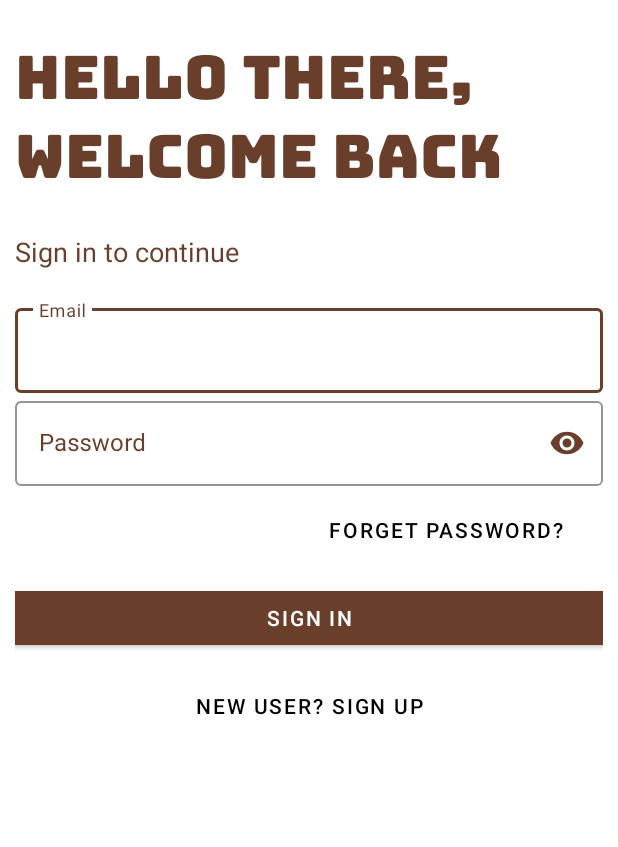
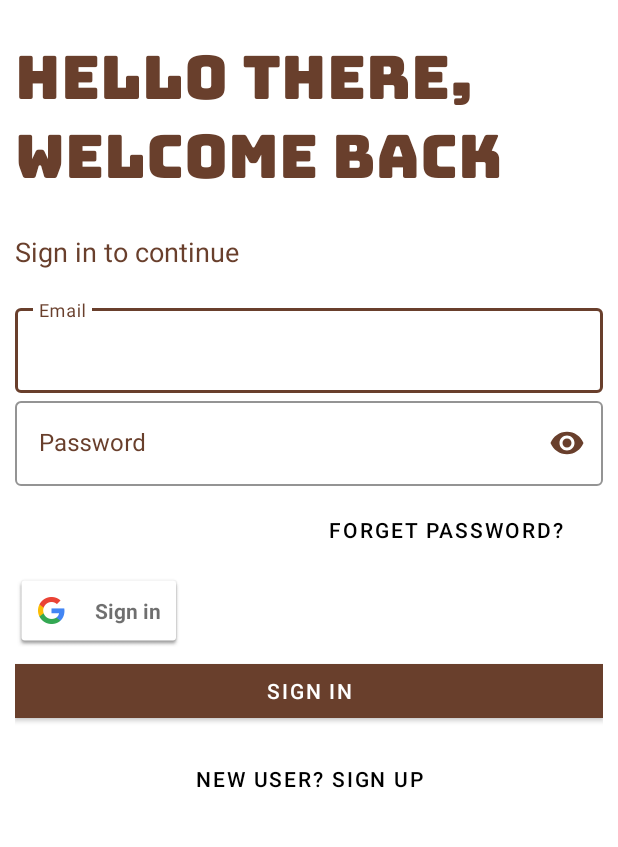
Before and after one commit to tmQu/StarBug-kotlin, an Android app: the screen it shows after launch (LoginActivity), on a phone screen of 412 x 824 dp, the part 225-1072 px from its top. Run offline under Robolectric (Android 15) with nearby library versions, the phone set to English and light mode, and no system bars; our stand-ins replace Firebase (no records; nobody signed in at launch, a user with empty details on screens opened directly); Roboto replaces fonts that are not available here.

Commit message:
Huy - Done SignIn with Google

```diff
--- a/app/build.gradle.kts
+++ b/app/build.gradle.kts
@@ -50,6 +50,7 @@ dependencies {
     implementation("com.squareup.picasso:picasso:2.71828")
     implementation("com.google.firebase:firebase-database:20.3.1")
     implementation("com.google.firebase:firebase-auth-ktx:22.3.1")
+    implementation("com.google.android.gms:play-services-auth:21.0.0")
     testImplementation("junit:junit:4.13.2")
     androidTestImplementation("androidx.test.ext:junit:1.1.5")
     androidTestImplementation("androidx.test.espresso:espresso-core:3.5.1")
--- a/app/src/main/res/layout/activity_login.xml
+++ b/app/src/main/res/layout/activity_login.xml
@@ -21,23 +21,23 @@
             android:layout_height="150dp"
             android:contentDescription="@string/logo"
             android:src="@drawable/logostarbug"
+            android:transitionName="logo_image"
             app:layout_constraintStart_toStartOf="parent"
-            app:layout_constraintTop_toTopOf="parent"
-            android:transitionName="logo_image"/>
+            app:layout_constraintTop_toTopOf="parent" />
 
         <TextView
             android:id="@+id/branchTV"
             android:layout_width="wrap_content"
             android:layout_height="match_parent"
+            android:fontFamily="@font/bungee"
+            android:text="@string/starbug"
+            android:textColor="#693F2C"
+            android:textSize="40sp"
+            android:transitionName="brand_text"
             app:layout_constraintBottom_toBottomOf="parent"
             app:layout_constraintEnd_toEndOf="parent"
             app:layout_constraintStart_toEndOf="@+id/logoImage"
-            app:layout_constraintTop_toTopOf="parent"
-            android:text="@string/starbug"
-            android:fontFamily="@font/bungee"
-            android:textSize="40sp"
-            android:textColor="#693F2C"
-            android:transitionName="brand_text"/>
+            app:layout_constraintTop_toTopOf="parent" />
     </androidx.constraintlayout.widget.ConstraintLayout>
 
     <TextView
@@ -48,7 +48,7 @@
         android:text="Hello there, Welcome Back"
         android:textColor="#693F2C"
         android:textSize="40sp"
-        android:transitionName="welcome_text"/>
+        android:transitionName="welcome_text" />
 
     <TextView
         android:id="@+id/signInTV"
@@ -58,7 +58,7 @@
         android:text="@string/sign_in_to_continue"
         android:textColor="#693F2C"
         android:textSize="18sp"
-        android:transitionName="sign_in_up_text"/>
+        android:transitionName="sign_in_up_text" />
 
     <LinearLayout
         android:layout_width="match_parent"
@@ -73,10 +73,10 @@
             android:layout_width="match_parent"
             android:layout_height="wrap_content"
             android:hint="Email"
+            android:textColorHint="#693F2C"
+            app:boxStrokeColor="@color/colorPrimary"
             app:cursorColor="@color/colorPrimary"
-            app:hintTextColor="@color/colorPrimary"
-            app:boxStrokeColor="@color/colorPrimary"
-            android:textColorHint="#693F2C">
+            app:hintTextColor="@color/colorPrimary">
 
             <com.google.android.material.textfield.TextInputEditText
                 android:layout_width="match_parent"
@@ -92,11 +92,11 @@
             android:layout_height="wrap_content"
             android:hint="Password"
             android:textColorHint="#693F2C"
+            app:boxStrokeColor="@color/colorPrimary"
             app:cursorColor="@color/colorPrimary"
             app:hintTextColor="@color/colorPrimary"
-            app:boxStrokeColor="@color/colorPrimary"
-            app:passwordToggleTint="@color/colorPrimary"
-            app:passwordToggleEnabled="true">
+            app:passwordToggleEnabled="true"
+            app:passwordToggleTint="@color/colorPrimary">
 
             <com.google.android.material.textfield.TextInputEditText
                 android:layout_width="match_parent"
@@ -117,6 +117,15 @@
             android:text="@string/forget_password"
             android:textColor="#000" />
 
+        <com.google.android.gms.common.SignInButton
+            android:id="@+id/sign_in_button"
+            android:layout_width="wrap_content"
+            android:layout_height="wrap_content"
+            app:buttonSize="standard"
+            app:colorScheme="light"
+            app:scopeUris="profile email" />
+
+
         <Button
             android:id="@+id/signInBtn"
             android:layout_width="match_parent"
@@ -126,8 +135,8 @@
             android:backgroundTint="#693F2C"
             android:text="@string/sign_in"
             android:textColor="#fff"
-            app:cornerRadius="0dp"
-            android:transitionName="go_button"/>
+            android:transitionName="go_button"
+            app:cornerRadius="0dp" />
 
         <Button
             android:id="@+id/haveUserBtn"
@@ -139,7 +148,7 @@
             android:elevation="0dp"
             android:text="@string/new_user_sign_up"
             android:textColor="#000"
-            android:transitionName="ask_button"/>
+            android:transitionName="ask_button" />
 
     </LinearLayout>
 
--- a/build.gradle.kts
+++ b/build.gradle.kts
@@ -6,6 +6,7 @@ buildscript {
 // Top-level build file where you can add configuration options common to all sub-projects/modules.
 plugins {
     id("com.android.application") version "8.2.2" apply false
+    id("com.android.library") version "8.2.2" apply false
     id("org.jetbrains.kotlin.android") version "1.9.22" apply false
     id("com.google.gms.google-services") version "4.4.1" apply false
 
```
Also changed, not shown: app/src/main/java/intech/co/starbug/authentication/LoginActivity.kt (+63 -39 lines), app/src/main/java/intech/co/starbug/authentication/SignUpActivity.kt (+32 -2 lines), app/src/main/res/drawable/logogoogle.png (added), 1 other file.
